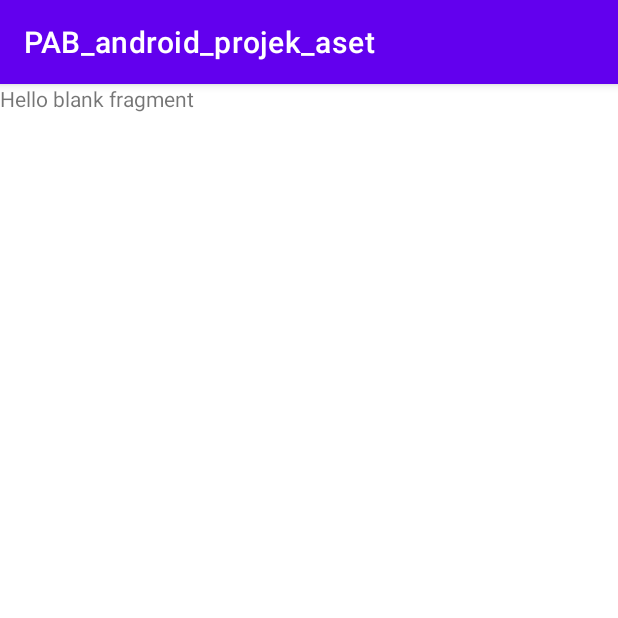
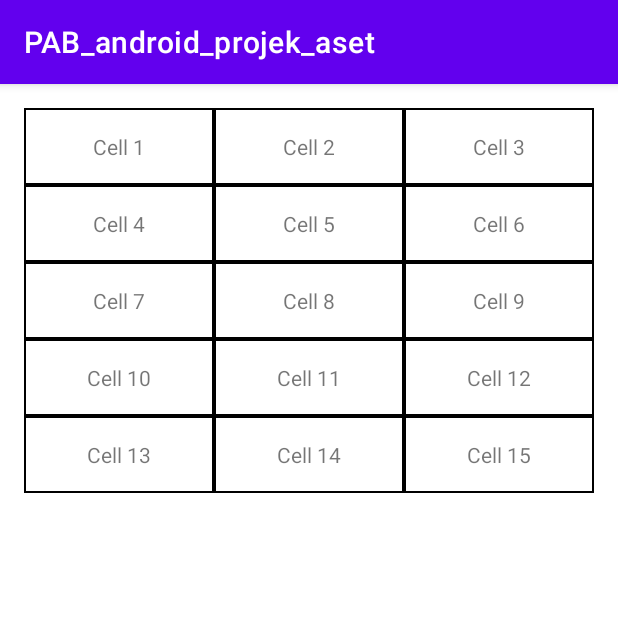
Before and after one commit to ChofifatulH/PAB_projek_aset, an Android app: the fragment BluprintFragment shown on its own in the app's theme, on a phone screen of 412 x 824 dp, the top half of it. Run offline under Robolectric (Android 15) with nearby library versions, the light colour scheme and no system bars.

Commit message:
edit_blueprint_1

```diff
--- a/PAB_android_projek_aset/app/src/main/java/com/l0122037/pab_android_projek_aset/MainActivity.kt
+++ b/PAB_android_projek_aset/app/src/main/java/com/l0122037/pab_android_projek_aset/MainActivity.kt
@@ -38,7 +38,7 @@ class MainActivity : AppCompatActivity() {
         // menu should be considered as top level destinations.
         appBarConfiguration = AppBarConfiguration(
             setOf(
-                R.id.nav_home, R.id.nav_gallery, R.id.nav_slideshow
+                R.id.nav_home, R.id.nav_gallery, R.id.nav_slideshow, R.id.nav_bluprint
             ), drawerLayout
         )
         setupActionBarWithNavController(navController, appBarConfiguration)
--- /dev/null
+++ b/PAB_android_projek_aset/app/src/main/res/drawable/baseline_subject_24.xml
@@ -0,0 +1,5 @@
+<vector xmlns:android="http://schemas.android.com/apk/res/android" android:autoMirrored="true" android:height="24dp" android:tint="#000000" android:viewportHeight="24" android:viewportWidth="24" android:width="24dp">
+
+    <path android:fillColor="@android:color/white" android:pathData="M14,17L4,17v2h10v-2zM20,9L4,9v2h16L20,9zM4,15h16v-2L4,13v2zM4,5v2h16L20,5L4,5z"/>
+
+</vector>
--- /dev/null
+++ b/PAB_android_projek_aset/app/src/main/res/drawable/cell_border.xml
@@ -0,0 +1,5 @@
+<?xml version="1.0" encoding="utf-8"?>
+<shape xmlns:android="http://schemas.android.com/apk/res/android">
+    <solid android:color="#FFFFFF"/>
+    <stroke android:width="1dp" android:color="#000000"/>
+</shape>
--- a/PAB_android_projek_aset/app/src/main/res/layout/fragment_bluprint.xml
+++ b/PAB_android_projek_aset/app/src/main/res/layout/fragment_bluprint.xml
@@ -1,14 +1,144 @@
 <?xml version="1.0" encoding="utf-8"?>
-<FrameLayout xmlns:android="http://schemas.android.com/apk/res/android"
+<TableLayout xmlns:android="http://schemas.android.com/apk/res/android"
     xmlns:tools="http://schemas.android.com/tools"
     android:layout_width="match_parent"
     android:layout_height="match_parent"
+    android:padding="16dp"
+    android:stretchColumns="*"
     tools:context=".ui.bluprint.BluprintFragment">
 
-    <!-- TODO: Update blank fragment layout -->
-    <TextView
-        android:layout_width="match_parent"
-        android:layout_height="match_parent"
-        android:text="@string/hello_blank_fragment" />
+    <!-- First Row -->
+    <TableRow>
+        <TextView
+            android:layout_width="wrap_content"
+            android:layout_height="wrap_content"
+            android:background="@drawable/cell_border"
+            android:gravity="center"
+            android:padding="16dp"
+            android:text="Cell 1" />
 
-</FrameLayout>
+        <TextView
+            android:layout_width="wrap_content"
+            android:layout_height="wrap_content"
+            android:background="@drawable/cell_border"
+            android:gravity="center"
+            android:padding="16dp"
+            android:text="Cell 2" />
+
+        <TextView
+            android:layout_width="wrap_content"
+            android:layout_height="wrap_content"
+            android:background="@drawable/cell_border"
+            android:gravity="center"
+            android:padding="16dp"
+            android:text="Cell 3" />
+    </TableRow>
+
+    <!-- Second Row -->
+    <TableRow>
+        <TextView
+            android:layout_width="wrap_content"
+            android:layout_height="wrap_content"
+            android:background="@drawable/cell_border"
+            android:gravity="center"
+            android:padding="16dp"
+            android:text="Cell 4" />
+
+        <TextView
+            android:layout_width="wrap_content"
+            android:layout_height="wrap_content"
+            android:background="@drawable/cell_border"
+            android:gravity="center"
+            android:padding="16dp"
+            android:text="Cell 5" />
+
+        <TextView
+            android:layout_width="wrap_content"
+            android:layout_height="wrap_content"
+            android:background="@drawable/cell_border"
+            android:gravity="center"
+            android:padding="16dp"
+            android:text="Cell 6" />
+    </TableRow>
+
+    <!-- Third Row -->
+    <TableRow>
+        <TextView
+            android:layout_width="wrap_content"
+            android:layout_height="wrap_content"
+            android:background="@drawable/cell_border"
+            android:gravity="center"
+            android:padding="16dp"
+            android:text="Cell 7" />
+
+        <TextView
+            android:layout_width="wrap_content"
+            android:layout_height="wrap_content"
+            android:background="@drawable/cell_border"
+            android:gravity="center"
+            android:padding="16dp"
+            android:text="Cell 8" />
+
+        <TextView
+            android:layout_width="wrap_content"
+            android:layout_height="wrap_content"
+            android:background="@drawable/cell_border"
+            android:gravity="center"
+            android:padding="16dp"
+            android:text="Cell 9" />
+    </TableRow>
+
+    <!-- Fourth Row -->
+    <TableRow>
+        <TextView
+            android:layout_width="wrap_content"
+            android:layout_height="wrap_content"
+            android:background="@drawable/cell_border"
+            android:gravity="center"
+            android:padding="16dp"
+            android:text="Cell 10" />
+
+        <TextView
+            android:layout_width="wrap_content"
+            android:layout_height="wrap_content"
+            android:background="@drawable/cell_border"
+            android:gravity="center"
+            android:padding="16dp"
+            android:text="Cell 11" />
+
+        <TextView
+            android:layout_width="wrap_content"
+            android:layout_height="wrap_content"
+            android:background="@drawable/cell_border"
+            android:gravity="center"
+            android:padding="16dp"
+            android:text="Cell 12" />
+    </TableRow>
+
+    <!-- Fifth Row -->
+    <TableRow>
+        <TextView
+            android:layout_width="wrap_content"
+            android:layout_height="wrap_content"
+            android:background="@drawable/cell_border"
+            android:gravity="center"
+            android:padding="16dp"
+            android:text="Cell 13" />
+
+        <TextView
+            android:layout_width="wrap_content"
+            android:layout_height="wrap_content"
+            android:background="@drawable/cell_border"
+            android:gravity="center"
+            android:padding="16dp"
+            android:text="Cell 14" />
+
+        <TextView
+            android:layout_width="wrap_content"
+            android:layout_height="wrap_content"
+            android:background="@drawable/cell_border"
+            android:gravity="center"
+            android:padding="16dp"
+            android:text="Cell 15" />
+    </TableRow>
+</TableLayout>
--- a/PAB_android_projek_aset/app/src/main/res/menu/activity_main_drawer.xml
+++ b/PAB_android_projek_aset/app/src/main/res/menu/activity_main_drawer.xml
@@ -16,5 +16,10 @@
             android:id="@+id/nav_slideshow"
             android:icon="@drawable/ic_menu_slideshow"
             android:title="@string/menu_slideshow" />
+
+        <item
+            android:id="@+id/nav_bluprint"
+            android:icon="@drawable/baseline_subject_24"
+            android:title="@string/menu_bluprint" />
     </group>
 </menu>
--- a/PAB_android_projek_aset/app/src/main/res/navigation/mobile_navigation.xml
+++ b/PAB_android_projek_aset/app/src/main/res/navigation/mobile_navigation.xml
@@ -22,4 +22,11 @@
         android:name="com.l0122037.pab_android_projek_aset.ui.slideshow.SlideshowFragment"
         android:label="@string/menu_slideshow"
         tools:layout="@layout/fragment_slideshow" />
+
+    <fragment
+        android:id="@+id/nav_bluprint"
+        android:name="com.l0122037.pab_android_projek_aset.ui.bluprint.BluprintFragment"
+        android:label="@string/menu_bluprint"
+        tools:layout="@layout/fragment_slideshow" />
+
 </navigation>
--- a/PAB_android_projek_aset/app/src/main/res/values/strings.xml
+++ b/PAB_android_projek_aset/app/src/main/res/values/strings.xml
@@ -10,6 +10,7 @@
     <string name="menu_home">Home</string>
     <string name="menu_gallery">Gallery</string>
     <string name="menu_slideshow">Slideshow</string>
+    <string name="menu_bluprint">Bluprint</string>
     <!-- TODO: Remove or change this placeholder text -->
     <string name="hello_blank_fragment">Hello blank fragment</string>
 </resources>
```
